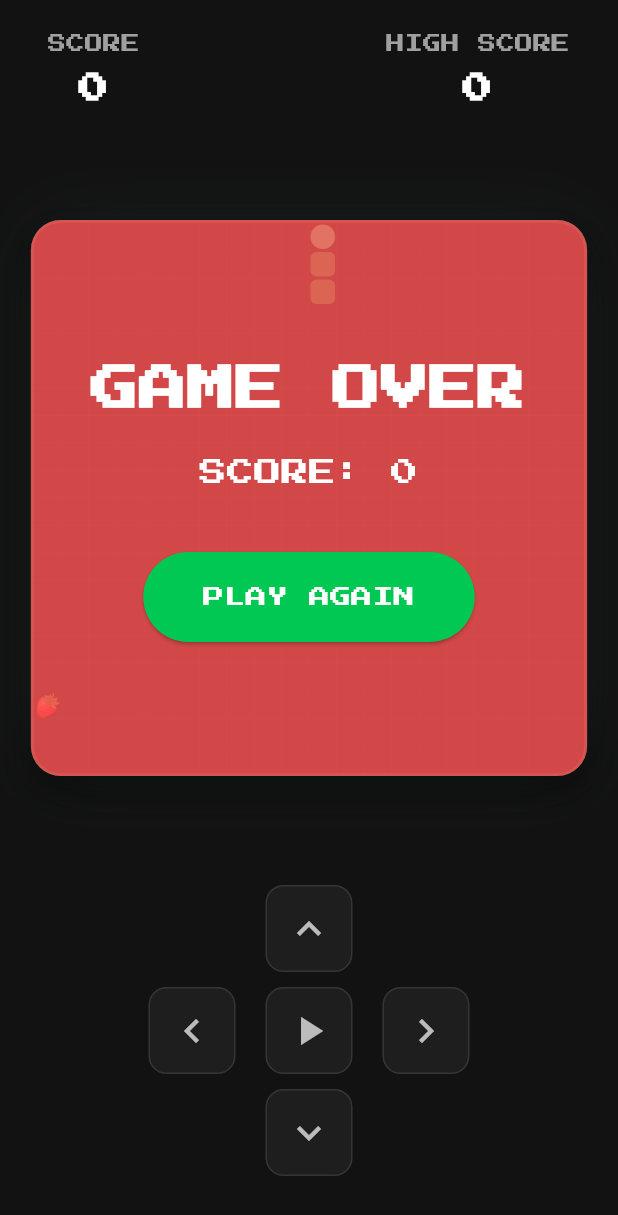
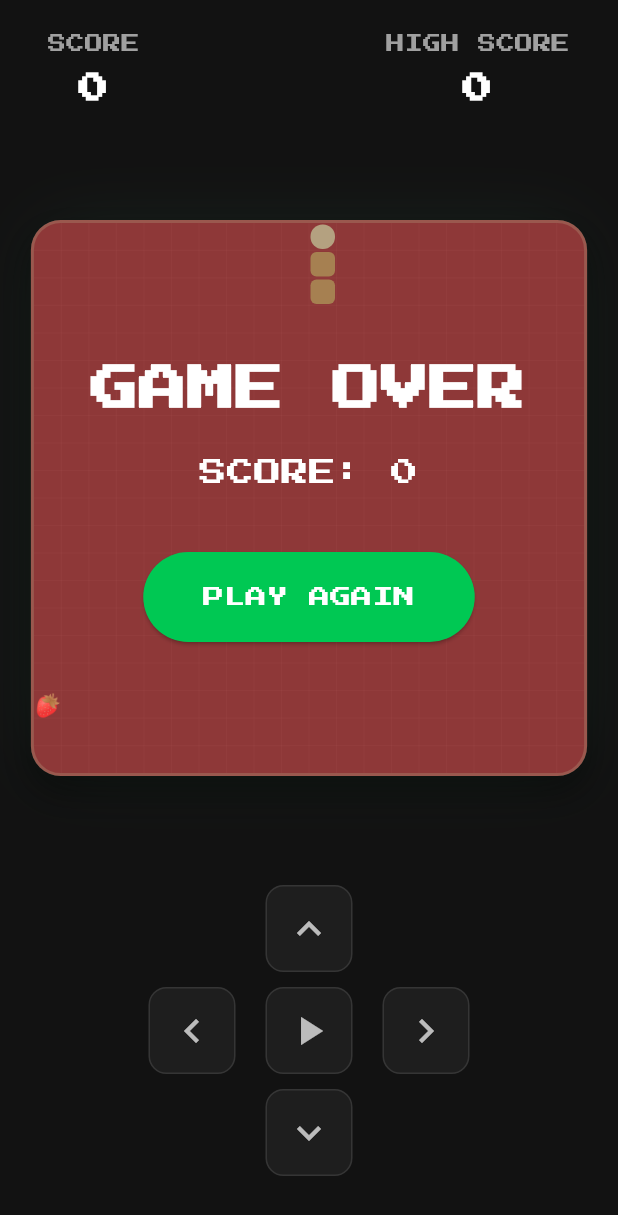
Before and after one commit to Iamdheeraj22/funky_snake, a Flutter app: the screen it shows after launch, after a tap on "MEDIUM", after a tap on "HARD", after a tap on "START GAME", on a phone screen of 412 x 824 dp. Shown: the top 1215 px of the screen. Run offline on Flutter 3.47's test engine with Material 3 defaults, Android fonts, the phone set to English and light mode, and no system bars; our stand-ins replace equatable, flutter_bloc, google_fonts.

Commit message:
style: Update game over overlay background opacity
This commit updates the background color handling for the game over screen in the `GameOverlay` widget.

- Replaces the deprecated `withOpacity(0.8)` method with `withValues(alpha: 0.5)` for the `redAccent` background color.

```diff
--- a/lib/ui/widgets/game_overlay.dart
+++ b/lib/ui/widgets/game_overlay.dart
@@ -39,7 +39,7 @@ class GameOverlay extends StatelessWidget {
       case GameStatus.gameOver:
         title = 'GAME OVER';
         buttonText = 'PLAY AGAIN';
-        backgroundColor = Colors.redAccent.withOpacity(0.8);
+        backgroundColor = Colors.redAccent.withValues(alpha: 0.5);
         break;
       default:
         break;
```
